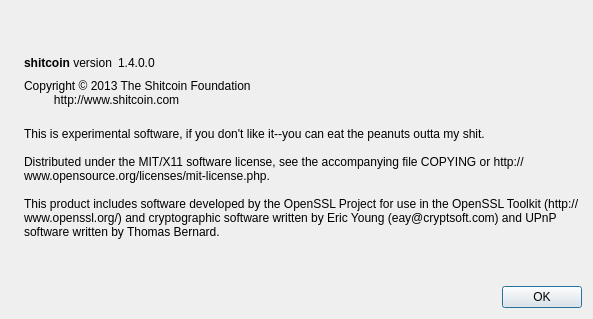
Before: the Qt Designer form src/qt/forms/aboutdialog.ui in shitcoin/shitcoin, drawn with Qt 5.
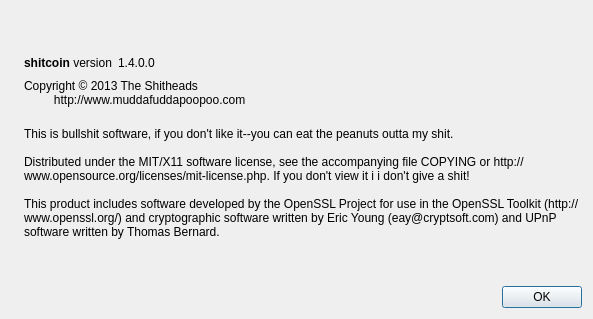
After: the same form once the commit is applied. Icons and pictures are not drawn.

Commit message: emergency update to this pile of shit

```diff
--- a/src/qt/forms/aboutdialog.ui
+++ b/src/qt/forms/aboutdialog.ui
@@ -91,8 +91,8 @@
         <cursorShape>IBeamCursor</cursorShape>
        </property>
        <property name="text">
-        <string>Copyright © 2013 The Shitcoin Foundation
-         http://www.shitcoin.com</string>
+        <string>Copyright © 2013 The Shitheads
+         http://www.muddafuddapoopoo.com</string>
        </property>
        <property name="textInteractionFlags">
         <set>Qt::LinksAccessibleByMouse|Qt::TextSelectableByKeyboard|Qt::TextSelectableByMouse</set>
@@ -106,9 +106,9 @@
        </property>
        <property name="text">
         <string>
-This is experimental software, if you don't like it--you can eat the peanuts outta my shit.
+This is bullshit software, if you don't like it--you can eat the peanuts outta my shit.
 
-Distributed under the MIT/X11 software license, see the accompanying file COPYING or http://www.opensource.org/licenses/mit-license.php.
+Distributed under the MIT/X11 software license, see the accompanying file COPYING or http://www.opensource.org/licenses/mit-license.php. If you don't view it i i don't give a shit!
 
 This product includes software developed by the OpenSSL Project for use in the OpenSSL Toolkit (http://www.openssl.org/) and cryptographic software written by Eric Young (eay@cryptsoft.com) and UPnP software written by Thomas Bernard.</string>
        </property>
```
Left out of the diff: 2 changed lines with no effect on the pictures. The commit also changes 4 other files.
